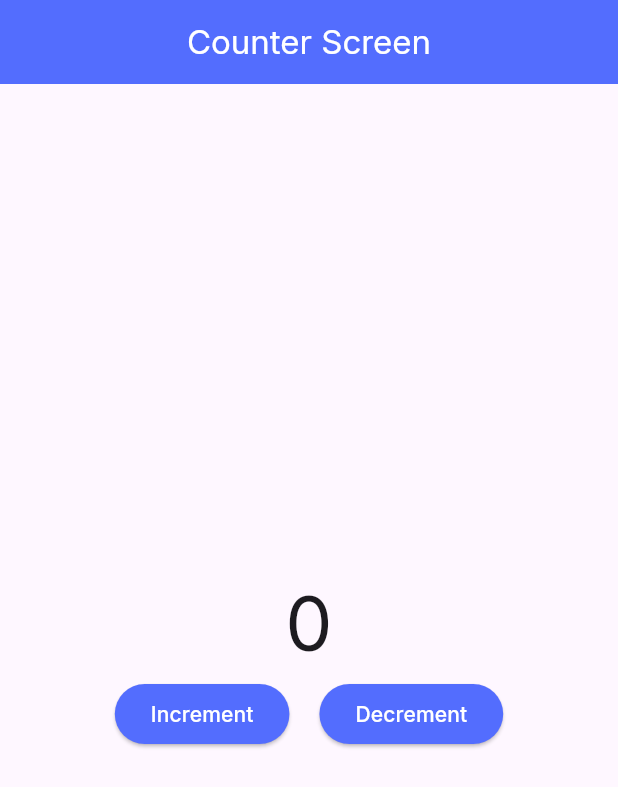
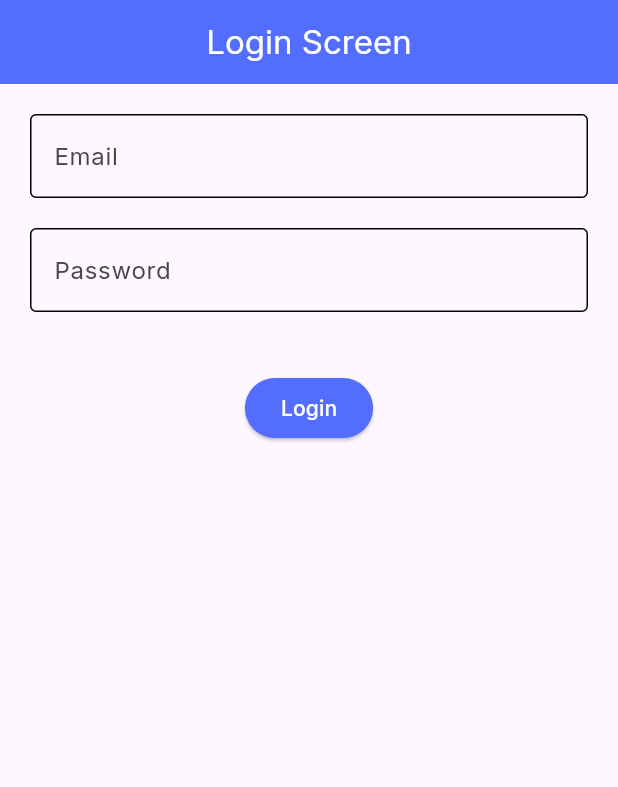
Before and after one commit to ukashaanwarpk/flutter_bloc_learning, a Flutter app: the screen it shows after launch, on a phone screen of 412 x 824 dp. Shown: the top 787 px of the screen. Run offline on Flutter 3.47's test engine with Material 3 defaults, Android fonts, the phone set to English and light mode, and no system bars; our stand-ins replace bloc, equatable, flutter_bloc, google_fonts, image_picker.

Commit message:
first commit

```diff
--- /dev/null
+++ b/lib/bloc/login/login_bloc.dart
@@ -0,0 +1,54 @@
+import 'dart:convert';
+
+import 'package:flutter/material.dart';
+import 'package:flutter_bloc/flutter_bloc.dart';
+import 'package:equatable/equatable.dart';
+import 'package:bloc/bloc.dart';
+import 'package:http/http.dart' as http;
+part 'login_state.dart';
+part 'login_event.dart';
+
+class LoginBloc extends Bloc<LoginEvent, LoginState> {
+  LoginBloc() : super(LoginState()) {
+    on<EmailChanged>(_emailChanged);
+    on<PasswordChanged>(_passwordChanged);
+    on<LoginApi>(_loginApi);
+  }
+
+  void _emailChanged(EmailChanged event, Emitter<LoginState> emit) {
+    emit(state.copyWith(email: event.email));
+  }
+
+  void _passwordChanged(PasswordChanged event, Emitter<LoginState> emit) {
+    emit(state.copyWith(password: event.password));
+  }
+
+  void _loginApi(LoginApi event, Emitter<LoginState> emit) async {
+    state.copyWith(loginStatus: LoginStatus.loading);
+
+    Map data = {'email': state.email, 'password': state.password};
+
+    try {
+      final response =
+          await http.post(Uri.parse('https://reqres.in/api/login'), body: data);
+
+      final jsonData = jsonDecode(response.body.toString());
+
+      if (response.statusCode == 200) {
+        emit(state.copyWith(
+            loginStatus: LoginStatus.success, message: 'Login Successful'));
+      } else {
+        emit(state.copyWith(
+            loginStatus: LoginStatus.error, message: jsonData['error']));
+      }
+    } catch (e) {
+      debugPrint('The error in _loginApi $e');
+      emit(
+        state.copyWith(
+          loginStatus: LoginStatus.error,
+          message: e.toString(),
+        ),
+      );
+    }
+  }
+}
--- /dev/null
+++ b/lib/bloc/login/login_event.dart
@@ -0,0 +1,28 @@
+part of 'login_bloc.dart';
+
+abstract class LoginEvent extends Equatable {
+  const LoginEvent();
+
+  @override
+  List<Object> get props => [];
+}
+
+class EmailChanged extends LoginEvent {
+  final String email;
+
+  const EmailChanged({required this.email});
+
+  @override
+  List<Object> get props => [email];
+}
+
+class PasswordChanged extends LoginEvent {
+  final String password;
+
+  const PasswordChanged({required this.password});
+
+  @override
+  List<Object> get props => [password];
+}
+
+class LoginApi extends LoginEvent {}
--- /dev/null
+++ b/lib/bloc/login/login_state.dart
@@ -0,0 +1,34 @@
+part of 'login_bloc.dart';
+
+enum LoginStatus { initial, loading, success, error }
+
+class LoginState extends Equatable {
+  final LoginStatus loginStatus;
+  final String message;
+  final String email;
+  final String password;
+
+  const LoginState({
+    this.email = '',
+    this.password = '',
+    this.message = '',
+    this.loginStatus = LoginStatus.initial,
+  });
+
+  @override
+  List<Object?> get props => [loginStatus, message, email, password];
+
+  LoginState copyWith({
+    LoginStatus? loginStatus,
+    String? message,
+    String? email,
+    String? password,
+  }) {
+    return LoginState(
+      loginStatus: loginStatus ?? this.loginStatus,
+      message: message ?? this.message,
+      email: email ?? this.email,
+      password: password ?? this.password,
+    );
+  }
+}
--- a/lib/main.dart
+++ b/lib/main.dart
@@ -11,6 +11,7 @@ import 'package:flutter_bloc_learning/repository/get_repository.dart';
 import 'package:flutter_bloc_learning/ui/counter_screen.dart';
 import 'package:flutter_bloc_learning/ui/get_api_screen.dart';
 import 'package:flutter_bloc_learning/ui/image_picker_screen.dart';
+import 'package:flutter_bloc_learning/ui/login_screen.dart';
 import 'package:flutter_bloc_learning/utils/favourite_item_utils.dart';
 import 'package:flutter_bloc_learning/utils/image_picker_utils.dart';
 import 'package:google_fonts/google_fonts.dart';
@@ -65,7 +66,7 @@ class MyApp extends StatelessWidget {
               colorScheme: ColorScheme.fromSeed(seedColor: Colors.deepPurple),
               useMaterial3: true,
             ),
-            home: CounterScreen(),
+            home: LoginScreen(),
           );
         },
       ),
--- /dev/null
+++ b/lib/ui/login_screen.dart
@@ -0,0 +1,130 @@
+import 'package:flutter/material.dart';
+import 'package:flutter_bloc/flutter_bloc.dart';
+import 'package:flutter_bloc_learning/bloc/login/login_bloc.dart';
+
+class LoginScreen extends StatefulWidget {
+  const LoginScreen({super.key});
+
+  @override
+  State<LoginScreen> createState() => _LoginScreenState();
+}
+
+class _LoginScreenState extends State<LoginScreen> {
+  late LoginBloc _loginBloc;
+  final FocusNode emailFouseNode = FocusNode();
+  final FocusNode passwordFouseNode = FocusNode();
+
+  @override
+  void initState() {
+    super.initState();
+
+    _loginBloc = LoginBloc();
+  }
+
+  @override
+  void dispose() {
+    super.dispose();
+    _loginBloc.close();
+    emailFouseNode.dispose();
+    passwordFouseNode.dispose();
+  }
+
+  @override
+  Widget build(BuildContext context) {
+    return Scaffold(
+      appBar: AppBar(
+        title: Text('Login Screen'),
+        centerTitle: true,
+      ),
+      body: BlocProvider(
+        create: (_) => _loginBloc,
+        child: Padding(
+          padding: const EdgeInsets.symmetric(horizontal: 20, vertical: 20),
+          child: Column(
+            children: [
+              BlocBuilder<LoginBloc, LoginState>(
+                  buildWhen: (current, previous) =>
+                      current.email != previous.email,
+                  builder: (context, state) {
+                    return TextFormField(
+                      keyboardType: TextInputType.emailAddress,
+                      focusNode: emailFouseNode,
+                      onChanged: (value) {
+                        context
+                            .read<LoginBloc>()
+                            .add(EmailChanged(email: value));
+                      },
+                      decoration: InputDecoration(
+                        hintText: 'Email',
+                        enabledBorder: OutlineInputBorder(),
+                      ),
+                    );
+                  }),
+              SizedBox(
+                height: 20,
+              ),
+              BlocBuilder<LoginBloc, LoginState>(
+                  buildWhen: (current, previous) =>
+                      current.password != previous.password,
+                  builder: (context, state) {
+                    return TextFormField(
+                      keyboardType: TextInputType.text,
+                      focusNode: passwordFouseNode,
+                      onChanged: (value) {
+                        context
+                            .read<LoginBloc>()
+                            .add(PasswordChanged(password: value));
+                      },
+                      decoration: InputDecoration(
+                        hintText: 'Password',
+                        enabledBorder: OutlineInputBorder(),
+                      ),
+                    );
+                  }),
+              SizedBox(
+                height: 40,
+              ),
+              BlocListener<LoginBloc, LoginState>(
+                listener: (context, state) {
+                  if (state.loginStatus == LoginStatus.error) {
+                    ScaffoldMessenger.of(context)
+                      ..hideCurrentSnackBar()
+                      ..showSnackBar(
+                          SnackBar(content: Text(state.message.toString())));
+                  }
+                  if (state.loginStatus == LoginStatus.loading) {
+                    ScaffoldMessenger.of(context)
+                      ..hideCurrentSnackBar()
+                      ..showSnackBar(
+                        SnackBar(
+                          content: Text('Submitting...'),
+                        ),
+                      );
+                  }
+                  if (state.loginStatus == LoginStatus.success) {
+                    ScaffoldMessenger.of(context)
+                      ..hideCurrentSnackBar()
+                      ..showSnackBar(
+                        SnackBar(
+                          content: Text('Login Successfull'),
+                        ),
+                      );
+                  }
+                },
+                child: BlocBuilder<LoginBloc, LoginState>(
+                    builder: (context, state) {
+                  return ElevatedButton(
+                    onPressed: () {
+                      context.read<LoginBloc>().add(LoginApi());
+                    },
+                    child: Text('Login'),
+                  );
+                }),
+              ),
+            ],
+          ),
+        ),
+      ),
+    );
+  }
+}
```
Also changed, not shown: pubspec.lock, 125 other files.
